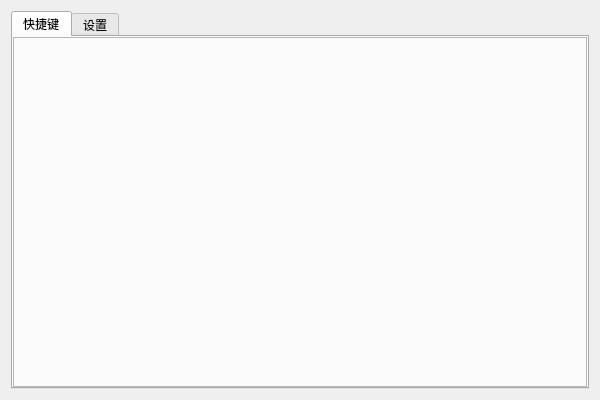
This is src/WindowsAssist.ui in hanxiaofei1213/WindowsAssist as Qt 5 draws it before an edit. The edited form follows.
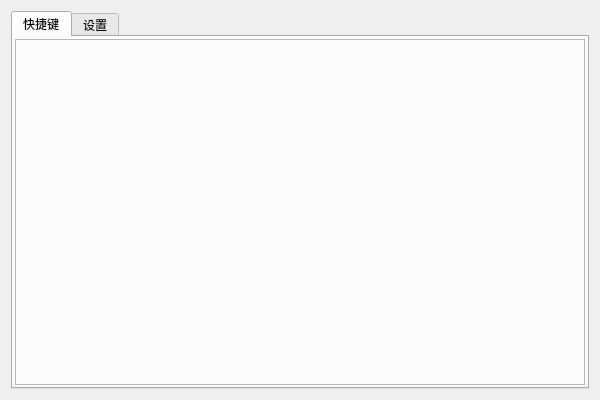
This is the edited form. Custom widgets are drawn as their Qt base class.

Diff of the .ui file:
```diff
--- a/src/WindowsAssist.ui
+++ b/src/WindowsAssist.ui
@@ -19,7 +19,7 @@
      <property name="currentIndex">
       <number>0</number>
      </property>
-     <widget class="QWidget" name="">
+     <widget class="QWidget" name="widget">
       <attribute name="title">
        <string>快捷键</string>
       </attribute>
@@ -28,16 +28,16 @@
         <number>0</number>
        </property>
        <property name="leftMargin">
-        <number>0</number>
+        <number>2</number>
        </property>
        <property name="topMargin">
-        <number>0</number>
+        <number>2</number>
        </property>
        <property name="rightMargin">
-        <number>0</number>
+        <number>2</number>
        </property>
        <property name="bottomMargin">
-        <number>0</number>
+        <number>2</number>
        </property>
        <item>
         <widget class="QFrame" name="shortcutWidget">
@@ -78,6 +78,14 @@
   </layout>
  </widget>
  <layoutdefault spacing="6" margin="11"/>
+ <customwidgets>
+  <customwidget>
+   <class>ShortcutWidget</class>
+   <extends>QFrame</extends>
+   <header>shortcut\ShortcutWidget.h</header>
+   <container>1</container>
+  </customwidget>
+ </customwidgets>
  <resources>
   <include location="../res/WindowsAssist.qrc"/>
  </resources>
```
Left out of the diff: 2 changed lines with no effect on the pictures.
